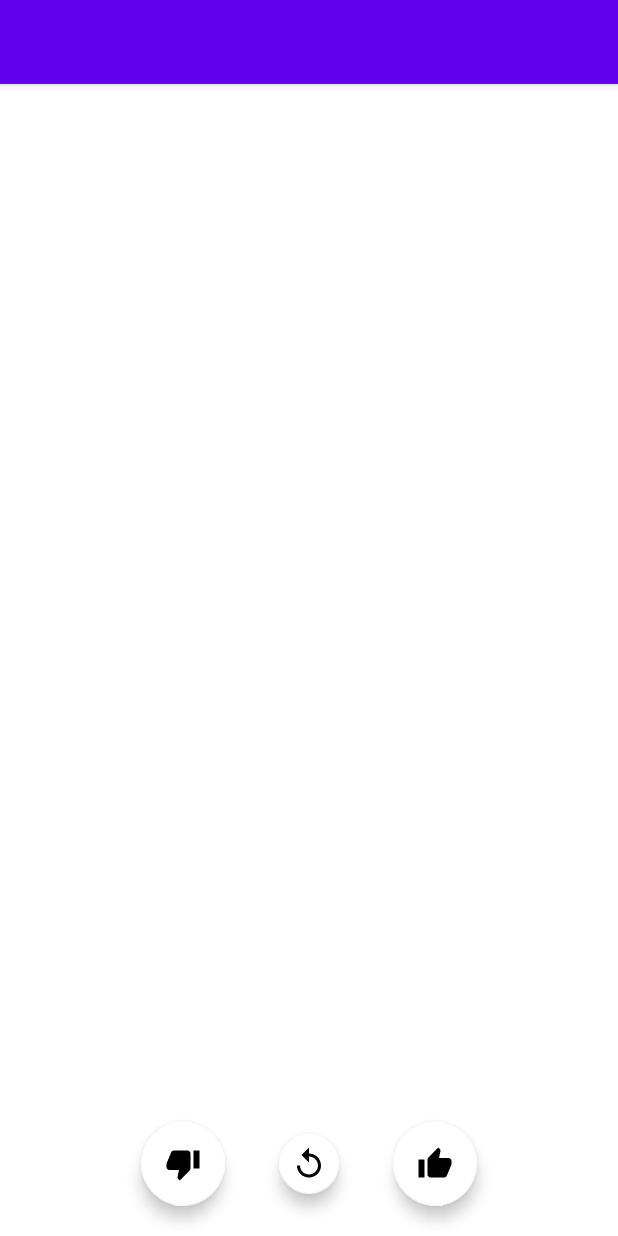
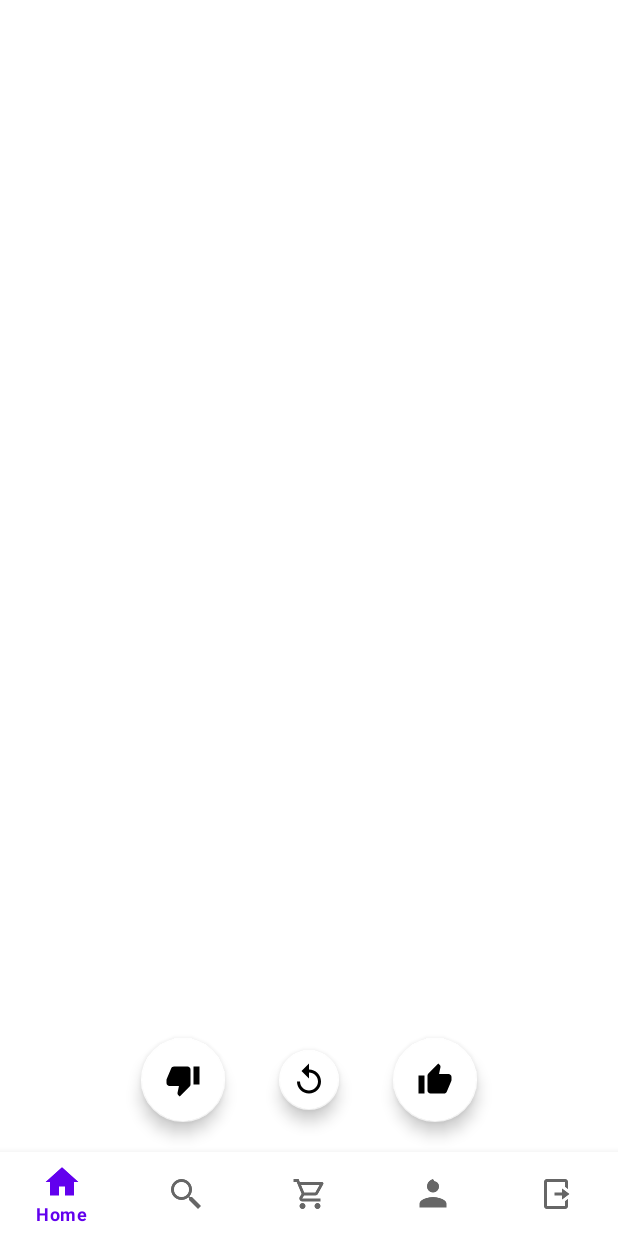
Before and after one commit to otikev/luuk, an Android app: the layout activity_main.xml on its own in the app's theme, with its tools: preview values and no code run, on a phone screen of 412 x 824 dp. Run offline under Robolectric (Android 15) with nearby library versions, the phone set to English and light mode, and no system bars.

Commit message:
Add bottom nav bar

```diff
--- a/android/app/build.gradle
+++ b/android/app/build.gradle
@@ -52,7 +52,7 @@ dependencies {
 
     implementation 'androidx.core:core-ktx:1.7.0'
     implementation 'androidx.appcompat:appcompat:1.3.0'
-    implementation 'com.google.android.material:material:1.4.0'
+    implementation 'com.google.android.material:material:1.5.0'
     implementation 'androidx.constraintlayout:constraintlayout:2.0.4'
     implementation 'com.google.android.gms:play-services-auth:20.1.0'
     implementation 'com.facebook.android:facebook-login:latest.release'
--- a/android/app/src/main/java/com/elmenture/luuk/AuthenticatedActivity.java
+++ b/android/app/src/main/java/com/elmenture/luuk/AuthenticatedActivity.java
@@ -17,4 +17,8 @@ public class AuthenticatedActivity extends BaseActivity {
             finish();
         }
     }
+
+    protected  void logout(){
+        //TODO
+    }
 }
--- a/android/app/src/main/java/com/elmenture/luuk/User.java
+++ b/android/app/src/main/java/com/elmenture/luuk/User.java
@@ -32,4 +32,8 @@ public class User {
         User.user = user;
         user.facebookLoginResult = loginResult;
     }
+
+    public void logout(){
+
+    }
 }
--- a/android/app/src/main/res/layout/activity_main.xml
+++ b/android/app/src/main/res/layout/activity_main.xml
@@ -12,22 +12,17 @@
         android:layout_width="match_parent"
         android:layout_height="match_parent">
 
-        <com.google.android.material.appbar.AppBarLayout
-            android:layout_width="match_parent"
-            android:layout_height="wrap_content">
-
-            <androidx.appcompat.widget.Toolbar
-                android:id="@+id/toolbar"
-                android:layout_width="match_parent"
-                android:layout_height="wrap_content">
-            </androidx.appcompat.widget.Toolbar>
-
-        </com.google.android.material.appbar.AppBarLayout>
-
         <RelativeLayout
             android:layout_width="match_parent"
             android:layout_height="match_parent"
             android:clipChildren="false">
+
+            <com.google.android.material.bottomnavigation.BottomNavigationView
+                android:id="@+id/bottom_navigation"
+                android:layout_width="match_parent"
+                android:layout_height="wrap_content"
+                android:layout_alignParentBottom="true"
+                app:menu="@menu/bottom_navigation_menu" />
 
             <RelativeLayout
                 android:id="@+id/button_container"
@@ -35,7 +30,7 @@
                 android:layout_width="match_parent"
                 android:layout_marginBottom="8dp"
                 android:layout_height="80dp"
-                android:layout_alignParentBottom="true"
+                android:layout_above="@+id/bottom_navigation"
                 android:clipChildren="false">
 
                 <com.google.android.material.floatingactionbutton.FloatingActionButton
@@ -83,9 +78,11 @@
                 android:layout_width="match_parent"
                 android:layout_height="match_parent"
                 android:layout_above="@+id/button_container"
-                android:padding="4dp"
-                android:clipToPadding="false">
+                android:clipToPadding="false"
+                android:padding="4dp">
+
             </com.elmenture.luuk.cardstackview.CardStackView>
+
 
         </RelativeLayout>
 
--- /dev/null
+++ b/android/app/src/main/res/menu/bottom_navigation_menu.xml
@@ -0,0 +1,27 @@
+<menu xmlns:android="http://schemas.android.com/apk/res/android">
+    <item
+        android:id="@+id/navHome"
+        android:enabled="true"
+        android:icon="@drawable/home"
+        android:title="@string/home"/>
+    <item
+        android:id="@+id/navSearch"
+        android:enabled="true"
+        android:icon="@drawable/search"
+        android:title="@string/search"/>
+    <item
+        android:id="@+id/navCart"
+        android:enabled="true"
+        android:icon="@drawable/cart"
+        android:title="@string/cart"/>
+    <item
+        android:id="@+id/navProfile"
+        android:enabled="true"
+        android:icon="@drawable/profile"
+        android:title="@string/profile"/>
+    <item
+        android:id="@+id/navLogout"
+        android:enabled="true"
+        android:icon="@drawable/logout"
+        android:title="@string/logout"/>
+</menu>
--- a/android/app/src/main/res/values/constants.xml
+++ b/android/app/src/main/res/values/constants.xml
@@ -1,6 +1,7 @@
 <resources>
+    <string name="app_name">Luuk</string>
+
     <!-- Google -->
-    <string name="server_client_id_">323086391588-a8q3401cmin73dqcsbs13md88stgcgtk.apps.googleusercontent.com</string>
     <string name="server_client_id">323086391588-rvm5c6492ngk4c8aclr8q7l08tqv555n.apps.googleusercontent.com</string>
 
     <!-- Facebook -->
--- a/android/app/src/main/res/values/strings.xml
+++ b/android/app/src/main/res/values/strings.xml
@@ -1,3 +1,7 @@
 <resources>
-    <string name="app_name">Luuk</string>
+    <string name="home">Home</string>
+    <string name="search">Search</string>
+    <string name="cart">Cart</string>
+    <string name="profile">Profile</string>
+    <string name="logout">Logout</string>
 </resources>
```
Also changed, not shown: android/app/src/main/java/com/elmenture/luuk/MainActivity.kt (+128 -15 lines), android/app/src/main/res/drawable/cart.png (added), android/app/src/main/res/drawable/home.png (added), android/app/src/main/res/drawable/logout.png (added), android/app/src/main/res/drawable/profile.png (added), android/app/src/main/res/drawable/search.png (added).
